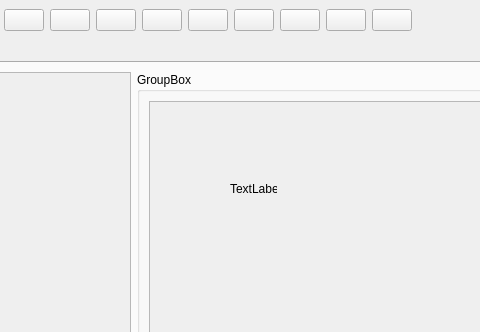
Above: cropper_ui.ui from grigvlwork/blank_reader before the change; both pictures show x 189 to 669 and y 0 to 332 of the 1110 by 857 pixel window. Below: the same form after it.
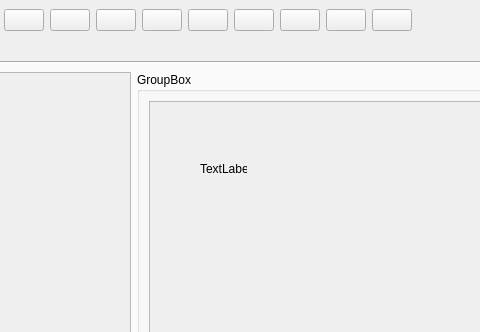
That is the form after the change. Icons and pictures are not drawn.

Commit message: прокрутка

```diff
--- a/cropper_ui.ui
+++ b/cropper_ui.ui
@@ -415,11 +415,20 @@
                   <height>690</height>
                  </rect>
                 </property>
+                <widget class="QWidget" name="scroll_w" native="true">
+                 <property name="geometry">
+                  <rect>
+                   <x>30</x>
+                   <y>30</y>
+                   <width>120</width>
+                   <height>80</height>
+                  </rect>
+                 </property>
                 <widget class="QLabel" name="source_lb">
                  <property name="geometry">
                   <rect>
-                   <x>80</x>
-                   <y>80</y>
+                    <x>20</x>
+                    <y>30</y>
                    <width>47</width>
                    <height>13</height>
                   </rect>
@@ -433,6 +442,7 @@
                  <property name="text">
                   <string>TextLabel</string>
                  </property>
+                 </widget>
                 </widget>
                </widget>
               </widget>
```
Lines whose indentation alone changed are shown as unchanged. The commit also changes 1 other file.
